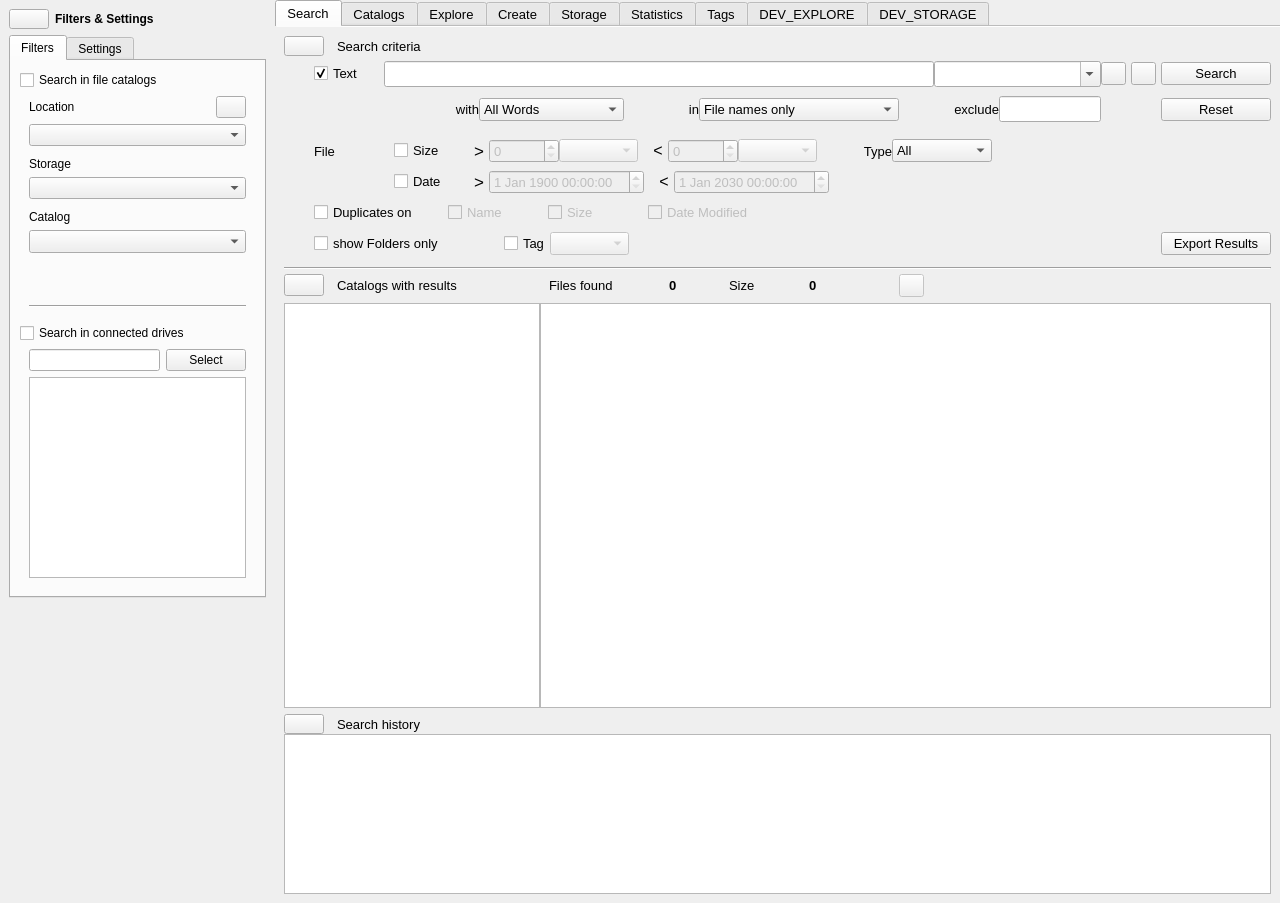
Old version of the form mainwindow.ui in the repository StephaneCouturier/Katalog.
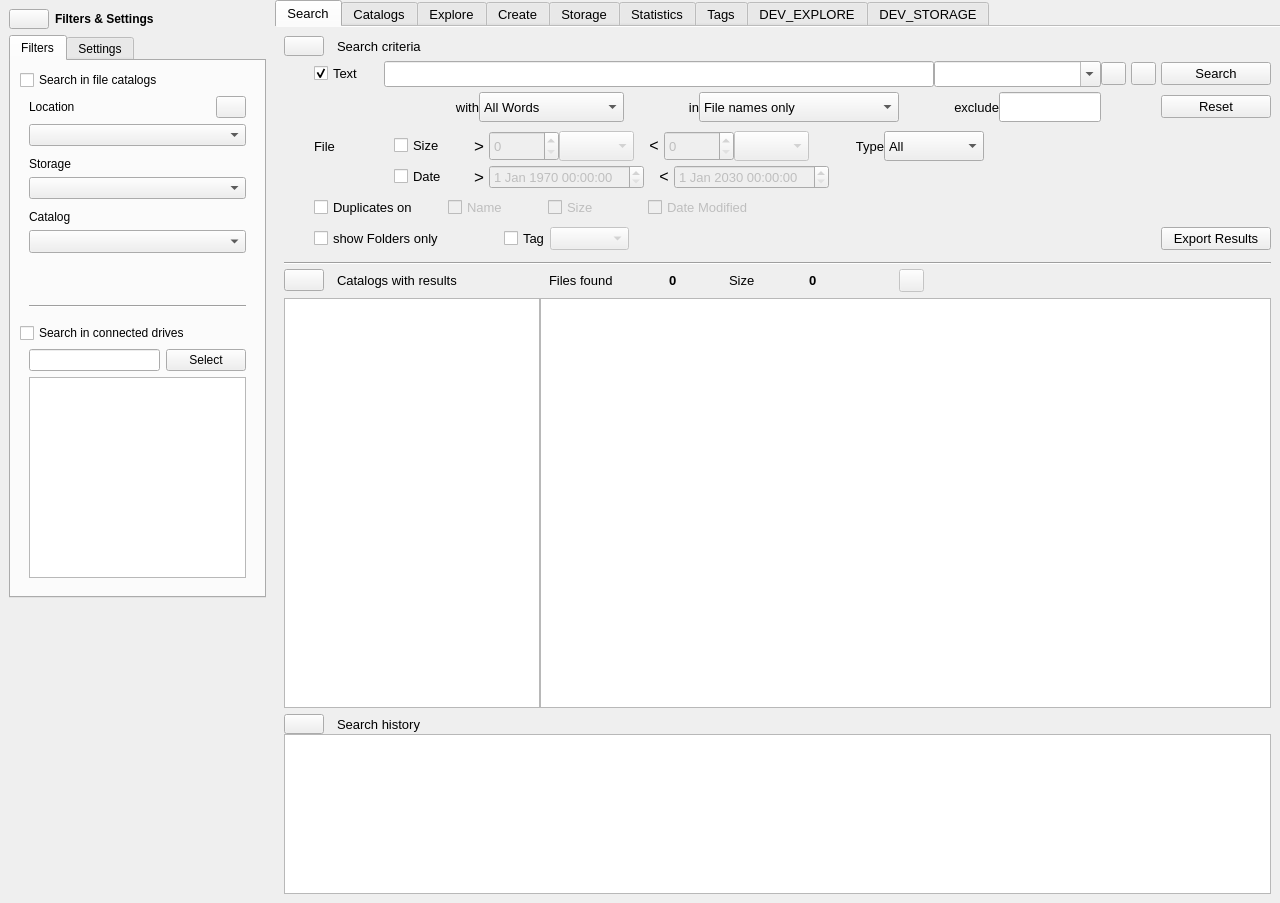
New version of the form. Icons and pictures are not drawn. Custom widgets are drawn as their Qt base class.

```diff
--- a/mainwindow.ui
+++ b/mainwindow.ui
@@ -1304,13 +1304,13 @@
                  <property name="minimumSize">
                   <size>
                    <width>110</width>
-                   <height>45</height>
+                   <height>40</height>
                   </size>
                  </property>
                  <property name="maximumSize">
                   <size>
                    <width>16777215</width>
-                   <height>46</height>
+                   <height>40</height>
                   </size>
                  </property>
                  <property name="styleSheet">
@@ -1337,7 +1337,7 @@
                  </property>
                  <property name="maximumSize">
                   <size>
-                   <width>40</width>
+                   <width>35</width>
                    <height>16777215</height>
                   </size>
                  </property>
@@ -1399,6 +1399,12 @@
                    <height>0</height>
                   </size>
                  </property>
+                 <property name="maximumSize">
+                  <size>
+                   <width>16777215</width>
+                   <height>30</height>
+                  </size>
+                 </property>
                  <property name="toolTip">
                   <string>Define how the search text should be used.</string>
                  </property>
@@ -1513,6 +1519,12 @@
                    <height>0</height>
                   </size>
                  </property>
+                 <property name="maximumSize">
+                  <size>
+                   <width>16777215</width>
+                   <height>30</height>
+                  </size>
+                 </property>
                  <property name="toolTip">
                   <string>Define if the search text should be used to look only in file names, or folder paths, or both.</string>
                  </property>
@@ -1613,6 +1625,12 @@
                </item>
                <item>
                 <widget class="QLineEdit" name="Search_lineEdit_Exclude">
+                 <property name="maximumSize">
+                  <size>
+                   <width>16777215</width>
+                   <height>30</height>
+                  </size>
+                 </property>
                  <property name="font">
                   <font>
                    <pointsize>11</pointsize>
@@ -1827,7 +1845,7 @@
                  <property name="maximumSize">
                   <size>
                    <width>60</width>
-                   <height>16777215</height>
+                   <height>30</height>
                   </size>
                  </property>
                  <property name="buttonSymbols">
@@ -1852,9 +1870,14 @@
                  <property name="maximumSize">
                   <size>
                    <width>80</width>
-                   <height>16777215</height>
+                   <height>30</height>
                   </size>
                  </property>
+                 <property name="font">
+                  <font>
+                   <pointsize>9</pointsize>
+                  </font>
+                 </property>
                  <property name="toolTip">
                   <string>File size unit for minimum value</string>
                  </property>
@@ -1917,7 +1940,7 @@
                  <property name="maximumSize">
                   <size>
                    <width>60</width>
-                   <height>16777215</height>
+                   <height>30</height>
                   </size>
                  </property>
                  <property name="maximum">
@@ -1939,12 +1962,12 @@
                  <property name="maximumSize">
                   <size>
                    <width>80</width>
-                   <height>16777215</height>
+                   <height>30</height>
                   </size>
                  </property>
                  <property name="font">
                   <font>
-                   <pointsize>10</pointsize>
+                   <pointsize>9</pointsize>
                   </font>
                  </property>
                  <property name="toolTip">
@@ -2055,7 +2078,7 @@
                  <property name="maximumSize">
                   <size>
                    <width>90</width>
-                   <height>16777215</height>
+                   <height>30</height>
                   </size>
                  </property>
                  <property name="font">
@@ -2248,9 +2271,15 @@
                  <property name="enabled">
                   <bool>false</bool>
                  </property>
+                 <property name="maximumSize">
+                  <size>
+                   <width>16777215</width>
+                   <height>30</height>
+                  </size>
+                 </property>
                  <property name="date">
                   <date>
-                   <year>1900</year>
+                   <year>1970</year>
                    <month>1</month>
                    <day>1</day>
                   </date>
@@ -2305,6 +2334,12 @@
                  <property name="enabled">
                   <bool>false</bool>
                  </property>
+                 <property name="maximumSize">
+                  <size>
+                   <width>16777215</width>
+                   <height>30</height>
+                  </size>
+                 </property>
                  <property name="date">
                   <date>
                    <year>2030</year>
```
Left out of the diff: 12 changed lines with no effect on the pictures.
